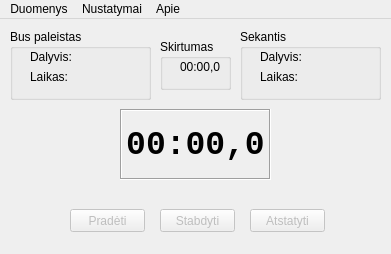
Before: the Qt Designer form GUIs/MainWindow.ui in kulverstukas1/DuathlonStarter, drawn with Qt 5.
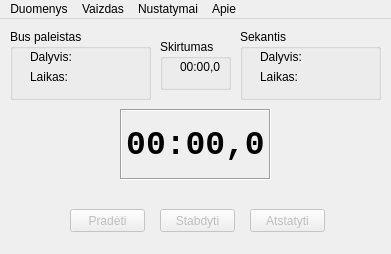
After: the same form once the commit is applied. Icons and pictures are not drawn.

What changed in the file:
```diff
--- a/GUIs/MainWindow.ui
+++ b/GUIs/MainWindow.ui
@@ -255,7 +255,15 @@
     </property>
     <addaction name="action_nustatymai"/>
    </widget>
+   <widget class="QMenu" name="menuVaizdas">
+    <property name="title">
+     <string>Vaizdas</string>
+    </property>
+    <addaction name="action_runnerList"/>
+    <addaction name="action_bigTimer"/>
+   </widget>
    <addaction name="menuData"/>
+   <addaction name="menuVaizdas"/>
    <addaction name="menuNustatymai"/>
    <addaction name="menuApie"/>
   </widget>
```
Left out of the diff: 10 changed lines with no effect on the pictures.
